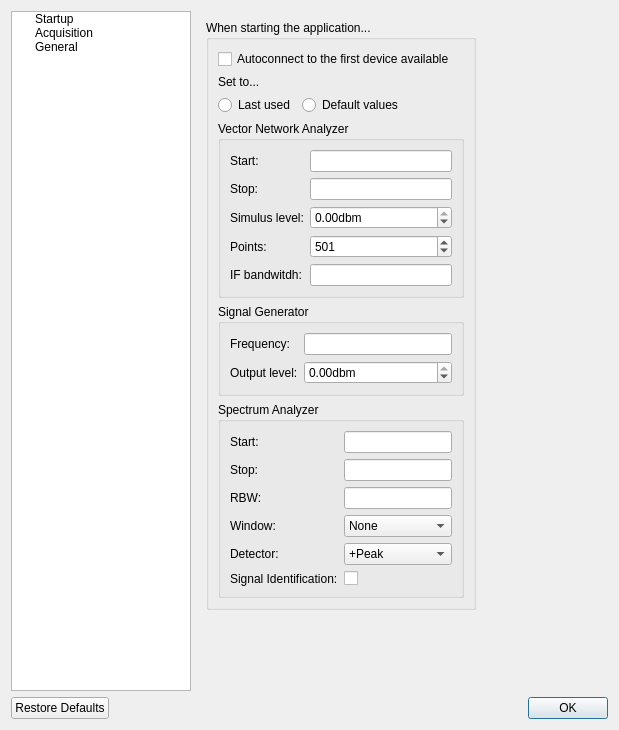
Above: Software/PC_Application/preferencesdialog.ui from jankae/LibreVNA before the change. Below: the same form after it.
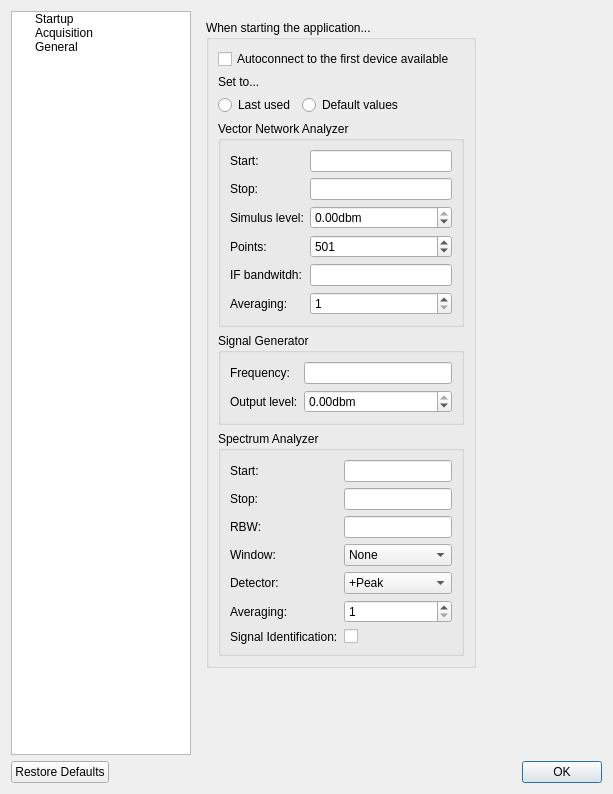
That is the form after the change. The open tabs and pages were chosen to show the change. Custom widgets are drawn as their Qt base class.

Commit message: Averaging of traces for VNA/SA mode

What changed in the file:
```diff
--- a/Software/PC_Application/preferencesdialog.ui
+++ b/Software/PC_Application/preferencesdialog.ui
@@ -6,8 +6,8 @@
    <rect>
     <x>0</x>
     <y>0</y>
-    <width>619</width>
-    <height>730</height>
+    <width>613</width>
+    <height>794</height>
    </rect>
   </property>
   <property name="windowTitle">
@@ -219,6 +219,23 @@
                  <item row="4" column="1">
                   <widget class="SIUnitEdit" name="StartupSweepBandwidth"/>
                  </item>
+                 <item row="5" column="0">
+                  <widget class="QLabel" name="label_18">
+                   <property name="text">
+                    <string>Averaging:</string>
+                   </property>
+                  </widget>
+                 </item>
+                 <item row="5" column="1">
+                  <widget class="QSpinBox" name="StartupSweepAveraging">
+                   <property name="minimum">
+                    <number>1</number>
+                   </property>
+                   <property name="maximum">
+                    <number>99</number>
+                   </property>
+                  </widget>
+                 </item>
                 </layout>
                </widget>
               </item>
@@ -367,20 +384,37 @@
                    </item>
                   </widget>
                  </item>
-                 <item row="5" column="0">
+                 <item row="6" column="0">
                   <widget class="QLabel" name="label_14">
                    <property name="text">
                     <string>Signal Identification:</string>
                    </property>
                   </widget>
                  </item>
-                 <item row="5" column="1">
+                 <item row="6" column="1">
                   <widget class="QCheckBox" name="StartupSASignalID">
                    <property name="text">
                     <string/>
                    </property>
                   </widget>
                  </item>
+                 <item row="5" column="0">
+                  <widget class="QLabel" name="label_19">
+                   <property name="text">
+                    <string>Averaging:</string>
+                   </property>
+                  </widget>
+                 </item>
+                 <item row="5" column="1">
+                  <widget class="QSpinBox" name="StartupSAAveraging">
+                   <property name="minimum">
+                    <number>1</number>
+                   </property>
+                   <property name="maximum">
+                    <number>99</number>
+                   </property>
+                  </widget>
+                 </item>
                 </layout>
                </widget>
               </item>
```
Left out of the diff: 2 changed lines with no effect on the pictures. The commit also changes 6 other files.
